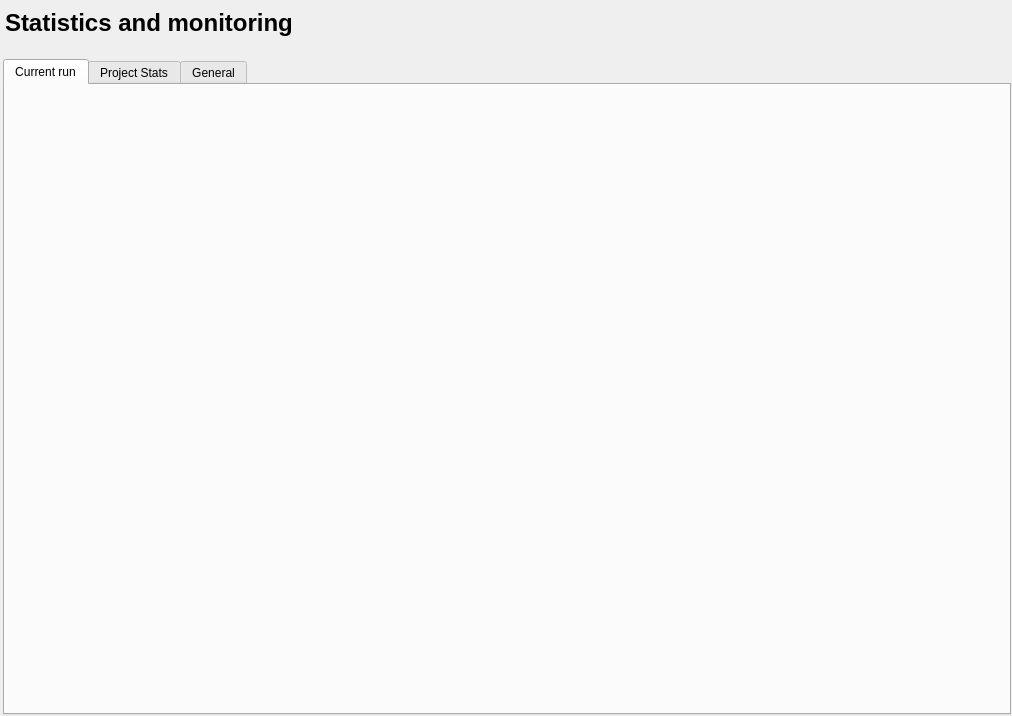
Before: the Qt Designer form src/forms/stats.ui in veaceslav/WHC-IDE, drawn with Qt 5.
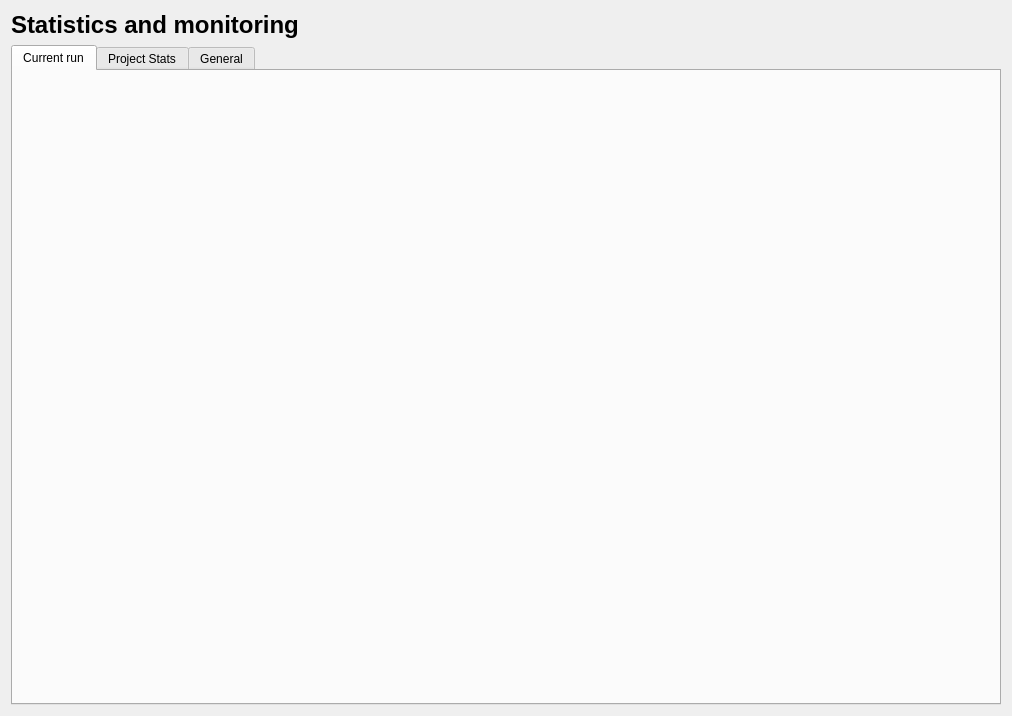
After: the same form once the commit is applied. Icons and pictures are not drawn. Custom widgets are drawn as their Qt base class.

Commit message: Made grpah size autoadjust using layouts

Patch:
```diff
--- a/src/forms/stats.ui
+++ b/src/forms/stats.ui
@@ -17,15 +17,19 @@
    <iconset resource="../resources/icons.qrc">
     <normaloff>:/images/icon.png</normaloff>:/images/icon.png</iconset>
   </property>
+   <layout class="QVBoxLayout" name="verticalLayout_2">
+     <item>
+       <widget class="QLabel" name="title">
+         <property name="text">
+           <string>&lt;html&gt;&lt;head/&gt;&lt;body&gt;&lt;p&gt;&lt;span style=&quot; font-size:18pt; font-weight:600;&quot;&gt;Statistics and monitoring&lt;/span&gt;&lt;/p&gt;&lt;/body&gt;&lt;/html&gt;</string>
+         </property>
+         <property name="indent">
+           <number>-2</number>
+         </property>
+       </widget>
+    </item>
+    <item>
   <widget class="QTabWidget" name="tabWidget">
-   <property name="geometry">
-    <rect>
-     <x>3</x>
-     <y>59</y>
-     <width>1008</width>
-     <height>656</height>
-    </rect>
-   </property>
    <property name="currentIndex">
     <number>0</number>
    </property>
@@ -72,22 +76,8 @@
     </layout>
    </widget>
   </widget>
-  <widget class="QLabel" name="title">
-   <property name="geometry">
-    <rect>
-     <x>5</x>
-     <y>3</y>
-     <width>291</width>
-     <height>41</height>
-    </rect>
-   </property>
-   <property name="text">
-    <string>&lt;html&gt;&lt;head/&gt;&lt;body&gt;&lt;p&gt;&lt;span style=&quot; font-size:18pt; font-weight:600;&quot;&gt;Statistics and monitoring&lt;/span&gt;&lt;/p&gt;&lt;/body&gt;&lt;/html&gt;</string>
-   </property>
-   <property name="indent">
-    <number>-2</number>
-   </property>
-  </widget>
+    </item>
+   </layout>
  </widget>
  <customwidgets>
   <customwidget>
```
Left out of the diff: 6 changed lines with no effect on the pictures. Lines whose indentation alone changed are shown as unchanged.
